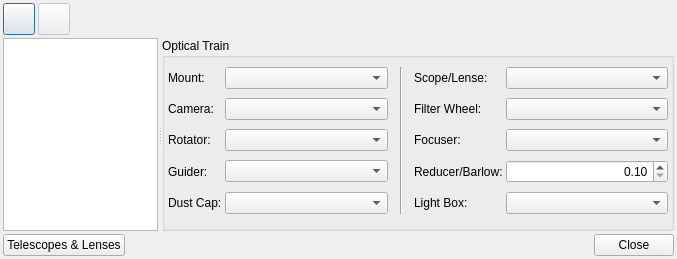
First picture: the form in kstars/ekos/auxiliary/opticaltrains.ui, repository KDE/kstars, before the edit.
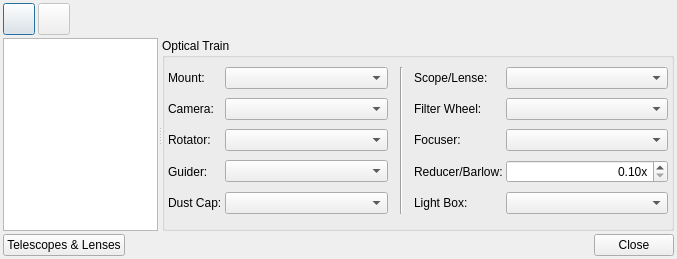
Second picture: the form after the edit. Icons and pictures are not drawn.

Commit message: Add x suffix to make it more clear

What changed in the file:
```diff
--- a/kstars/ekos/auxiliary/opticaltrains.ui
+++ b/kstars/ekos/auxiliary/opticaltrains.ui
@@ -329,6 +329,9 @@
          <property name="alignment">
           <set>Qt::AlignRight|Qt::AlignTrailing|Qt::AlignVCenter</set>
          </property>
+         <property name="suffix">
+          <string>x</string>
+         </property>
          <property name="minimum">
           <double>0.100000000000000</double>
          </property>
```
